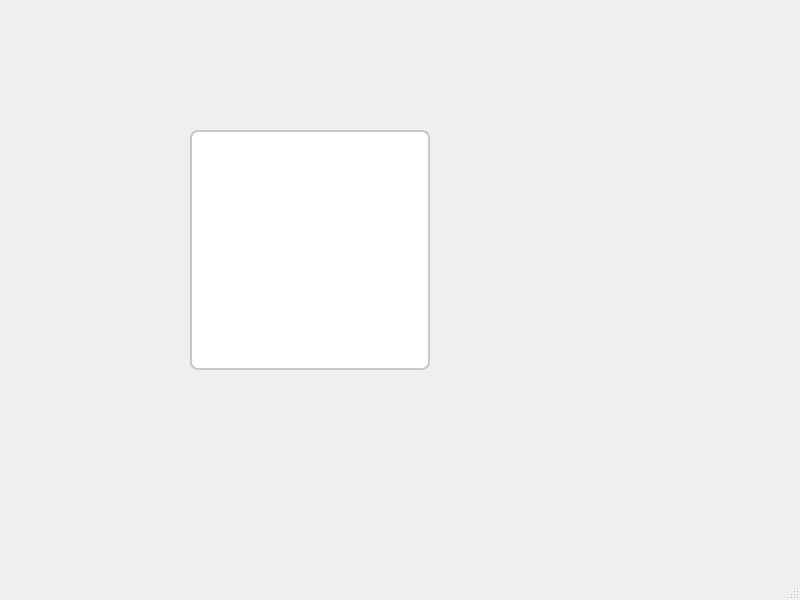
This is Ghost/Platforms/WindowsSimulator/QT/Simulator.ui in h13-0/Ghost as Qt 5 draws it before an edit. The edited form follows.
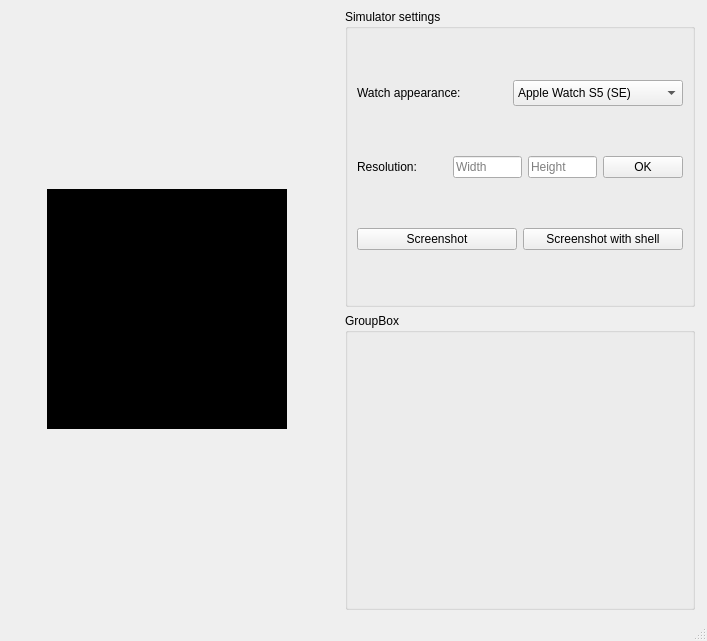
This is the edited form. Icons and pictures are not drawn.

Commit message: Optimize the display effect of windows simulator and prepare to make theme.

Diff of the .ui file:
```diff
--- a/Ghost/Platforms/WindowsSimulator/QT/Simulator.ui
+++ b/Ghost/Platforms/WindowsSimulator/QT/Simulator.ui
@@ -6,35 +6,257 @@
    <rect>
     <x>0</x>
     <y>0</y>
-    <width>800</width>
-    <height>600</height>
+    <width>707</width>
+    <height>641</height>
    </rect>
   </property>
   <property name="windowTitle">
    <string>MainWindow</string>
   </property>
   <widget class="QWidget" name="centralwidget">
-   <widget class="QGraphicsView" name="ScreenView">
-    <property name="geometry">
-     <rect>
-      <x>190</x>
-      <y>130</y>
-      <width>240</width>
-      <height>240</height>
-     </rect>
-    </property>
-    <property name="styleSheet">
-     <string notr="true">border-radius:8px;
-background-color: rgb(255, 255, 255);
-border:2px solid rgb(200,200,200);</string>
-    </property>
-    <property name="verticalScrollBarPolicy">
-     <enum>Qt::ScrollBarAlwaysOff</enum>
-    </property>
-    <property name="horizontalScrollBarPolicy">
-     <enum>Qt::ScrollBarAlwaysOff</enum>
-    </property>
-   </widget>
+   <layout class="QHBoxLayout" name="horizontalLayout" stretch="0,1">
+    <item>
+     <widget class="QWidget" name="widget" native="true">
+      <property name="minimumSize">
+       <size>
+        <width>326</width>
+        <height>460</height>
+       </size>
+      </property>
+      <property name="maximumSize">
+       <size>
+        <width>326</width>
+        <height>460</height>
+       </size>
+      </property>
+      <property name="styleSheet">
+       <string notr="true">border: 0px</string>
+      </property>
+      <widget class="QGraphicsView" name="screenView">
+       <property name="geometry">
+        <rect>
+         <x>36</x>
+         <y>110</y>
+         <width>240</width>
+         <height>240</height>
+        </rect>
+       </property>
+       <property name="sizePolicy">
+        <sizepolicy hsizetype="Minimum" vsizetype="Minimum">
+         <horstretch>0</horstretch>
+         <verstretch>0</verstretch>
+        </sizepolicy>
+       </property>
+       <property name="minimumSize">
+        <size>
+         <width>240</width>
+         <height>240</height>
+        </size>
+       </property>
+       <property name="maximumSize">
+        <size>
+         <width>240</width>
+         <height>240</height>
+        </size>
+       </property>
+       <property name="styleSheet">
+        <string notr="true">background-color: rgb(0, 0, 0);</string>
+       </property>
+       <property name="verticalScrollBarPolicy">
+        <enum>Qt::ScrollBarAlwaysOff</enum>
+       </property>
+       <property name="horizontalScrollBarPolicy">
+        <enum>Qt::ScrollBarAlwaysOff</enum>
+       </property>
+      </widget>
+      <widget class="QWidget" name="watchWidget" native="true">
+       <property name="geometry">
+        <rect>
+         <x>0</x>
+         <y>0</y>
+         <width>326</width>
+         <height>460</height>
+        </rect>
+       </property>
+       <property name="styleSheet">
+        <string notr="true">#watchWidget {border-image:url(C:/Users/h13/Desktop/GhostDevelop/Ghost/Ghost/Platforms/WindowsSimulator/Qt/Resources/apple-watch-series-5-44mm-alaskan-blue.png)}</string>
+       </property>
+      </widget>
+     </widget>
+    </item>
+    <item>
+     <layout class="QVBoxLayout" name="verticalLayout" stretch="1,1">
+      <item>
+       <widget class="QGroupBox" name="groupBox">
+        <property name="sizePolicy">
+         <sizepolicy hsizetype="Minimum" vsizetype="Minimum">
+          <horstretch>0</horstretch>
+          <verstretch>0</verstretch>
+         </sizepolicy>
+        </property>
+        <property name="minimumSize">
+         <size>
+          <width>350</width>
+          <height>0</height>
+         </size>
+        </property>
+        <property name="maximumSize">
+         <size>
+          <width>350</width>
+          <height>16777215</height>
+         </size>
+        </property>
+        <property name="title">
+         <string>Simulator settings</string>
+        </property>
+        <layout class="QVBoxLayout" name="verticalLayout">
+         <item>
+          <layout class="QHBoxLayout" name="horizontalLayout_2">
+           <item>
+            <widget class="QLabel" name="label">
+             <property name="sizePolicy">
+              <sizepolicy hsizetype="Minimum" vsizetype="Minimum">
+               <horstretch>0</horstretch>
+               <verstretch>0</verstretch>
+              </sizepolicy>
+             </property>
+             <property name="maximumSize">
+              <size>
+               <width>150</width>
+               <height>26</height>
+              </size>
+             </property>
+             <property name="text">
+              <string>Watch appearance:</string>
+             </property>
+            </widget>
+           </item>
+           <item>
+            <widget class="QComboBox" name="comboBox">
+             <property name="maximumSize">
+              <size>
+               <width>180</width>
+               <height>26</height>
+              </size>
+             </property>
+             <item>
+              <property name="text">
+               <string>Apple Watch S5 (SE)</string>
+              </property>
+             </item>
+             <item>
+              <property name="text">
+               <string>Apple Watch S3</string>
+              </property>
+             </item>
+             <item>
+              <property name="text">
+               <string>Sony Smart Watch</string>
+              </property>
+             </item>
+            </widget>
+           </item>
+          </layout>
+         </item>
+         <item>
+          <layout class="QHBoxLayout" name="horizontalLayout_3">
+           <item>
+            <widget class="QLabel" name="label_2">
+             <property name="sizePolicy">
+              <sizepolicy hsizetype="Minimum" vsizetype="Minimum">
+               <horstretch>0</horstretch>
+               <verstretch>0</verstretch>
+              </sizepolicy>
+             </property>
+             <property name="minimumSize">
+              <size>
+               <width>90</width>
+               <height>26</height>
+              </size>
+             </property>
+             <property name="maximumSize">
+              <size>
+               <width>90</width>
+               <height>26</height>
+              </size>
+             </property>
+             <property name="text">
+              <string>Resolution:</string>
+             </property>
+            </widget>
+           </item>
+           <item>
+            <widget class="QLineEdit" name="lineEdit">
+             <property name="placeholderText">
+              <string>Width</string>
+             </property>
+            </widget>
+           </item>
+           <item>
+            <widget class="QLineEdit" name="lineEdit_2">
+             <property name="placeholderText">
+              <string>Height</string>
+             </property>
+            </widget>
+           </item>
+           <item>
+            <widget class="QPushButton" name="pushButton">
+             <property name="text">
+              <string>OK</string>
+             </property>
+            </widget>
+           </item>
+          </layout>
+         </item>
+         <item>
+          <layout class="QHBoxLayout" name="horizontalLayout_4">
+           <item>
+            <widget class="QPushButton" name="pushButton_2">
+             <property name="text">
+              <string>Screenshot</string>
+             </property>
+            </widget>
+           </item>
+           <item>
+            <widget class="QPushButton" name="pushButton_3">
+             <property name="text">
+              <string>Screenshot with shell</string>
+             </property>
+            </widget>
+           </item>
+          </layout>
+         </item>
+        </layout>
+       </widget>
+      </item>
+      <item>
+       <widget class="QGroupBox" name="groupBox_2">
+        <property name="sizePolicy">
+         <sizepolicy hsizetype="Minimum" vsizetype="Minimum">
+          <horstretch>0</horstretch>
+          <verstretch>0</verstretch>
+         </sizepolicy>
+        </property>
+        <property name="minimumSize">
+         <size>
+          <width>350</width>
+          <height>0</height>
+         </size>
+        </property>
+        <property name="maximumSize">
+         <size>
+          <width>350</width>
+          <height>16777215</height>
+         </size>
+        </property>
+        <property name="title">
+         <string>GroupBox</string>
+        </property>
+       </widget>
+      </item>
+     </layout>
+    </item>
+   </layout>
   </widget>
   <widget class="QMenuBar" name="menubar">
    <property name="geometry">
```
Left out of the diff: 4 changed lines with no effect on the pictures. The commit also changes 16 other files.
